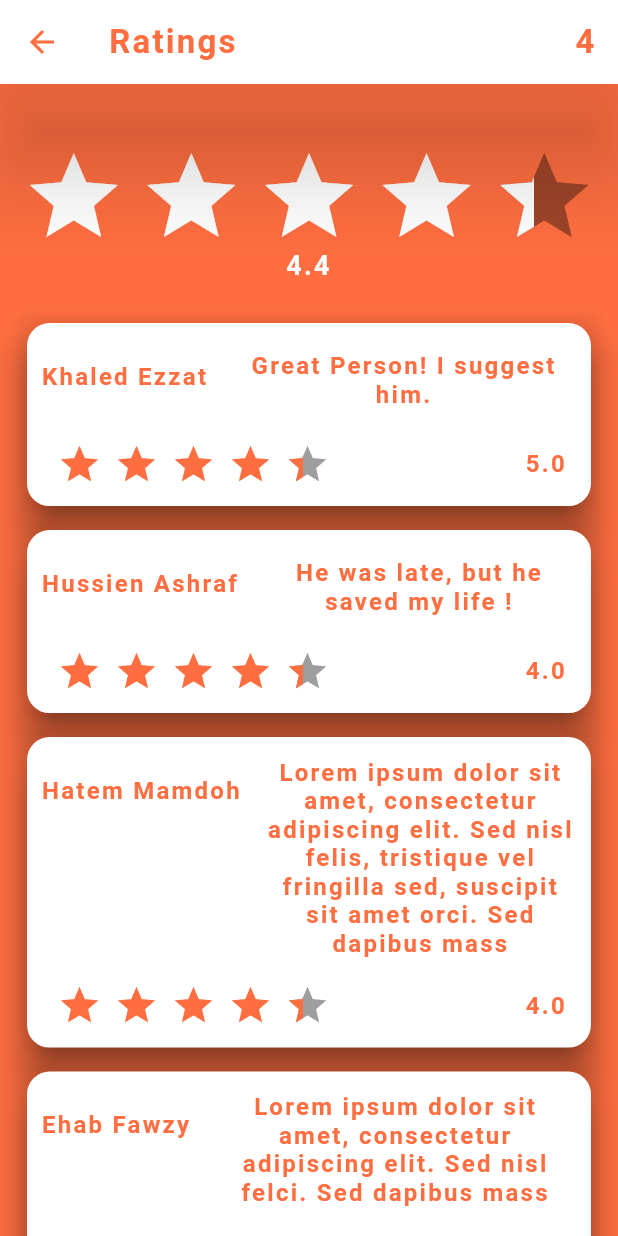
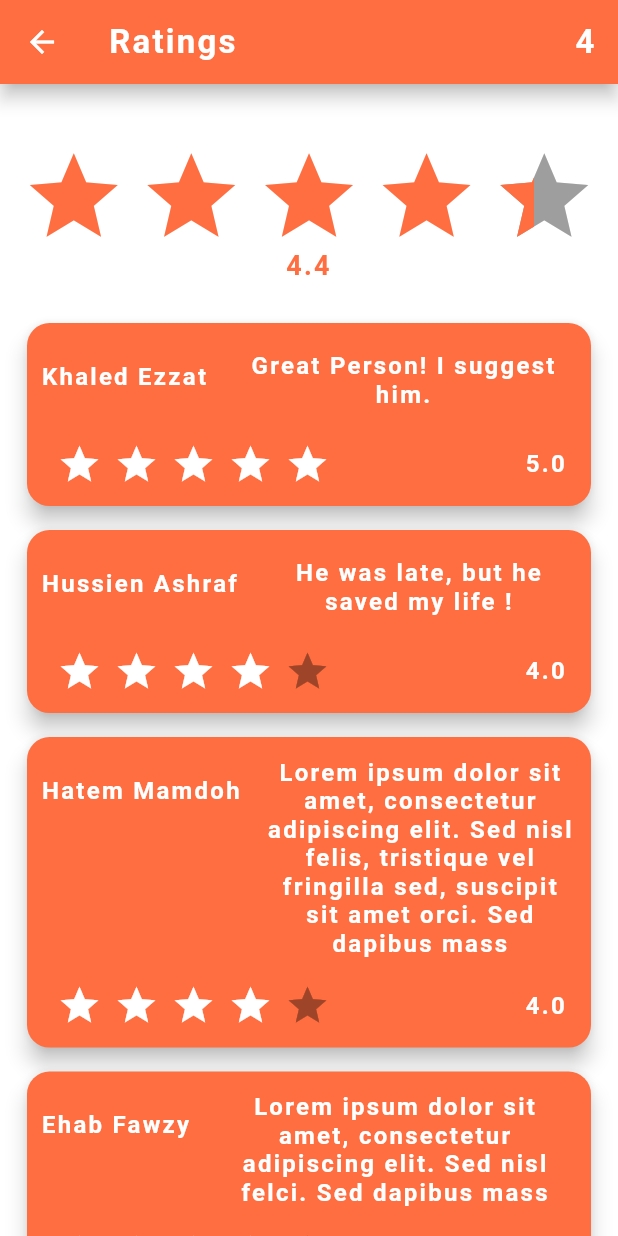
Before and after one commit to FCISquad/Monqez-App, a Flutter app: the HelperHomeScreen screen opened directly, after a tap on the "star rate" icon, on a phone screen of 412 x 824 dp. Run offline on Flutter 3.47's test engine with Material 2 defaults, Android fonts, the phone set to English and light mode, and no system bars; drawn by our look-alikes of flutter_rating_bar; our stand-ins replace circular_profile_avatar, email_validator, file_picker, firebase_auth, firebase_core, fluttertoast and 4 more; accounts and stored records are empty; project files that could hold a hidden picture were left out.

Commit message:
Refactored Code

```diff
--- a/monqez_app/lib/Screens/HelperUser/HelperHomeScreen.dart
+++ b/monqez_app/lib/Screens/HelperUser/HelperHomeScreen.dart
@@ -3,6 +3,8 @@ import 'package:flutter/services.dart';
 import 'package:monqez_app/Screens/HelperUser/CallingQueueScreen.dart';
 import 'package:monqez_app/Screens/HelperUser/ChatQueue.dart';
 import 'package:monqez_app/Screens/HelperUser/RatingsScreen.dart';
+import 'package:monqez_app/Screens/HelperUser/Profile.dart';
+import 'MaterialUI.dart';
 
 void main() {
   runApp(MyApp());
@@ -14,7 +16,7 @@ class MyApp extends StatelessWidget {
     return MaterialApp(
       title: 'Monqez',
       theme: ThemeData(
-        primarySwatch: Colors.deepOrange,
+        primarySwatch: primary,
       ),
       home: HelperHomeScreen(),
       debugShowCheckedModeBanner: false,
@@ -32,40 +34,17 @@ class _HelperHomeScreenState extends State<HelperHomeScreen> with SingleTickerPr
   List<String> _statusDropDown;
 
   List<Icon> icons ;
-  ScrollController _callController;
-  List<String> _names;
 
   @override
   void initState() {
     _statusDropDown = <String> ["Available", "Contacting only", "Busy"];
-    _names = <String>['Khaled1', 'Hussien', 'Ehab', 'Hatem'];
     _status = _statusDropDown[0];
     super.initState();
-    //callController.addListener();
   }
-  void navigate(Widget map) {
-     Navigator.push(
-        context,
-        PageRouteBuilder(
-            transitionDuration: Duration(milliseconds: 500),
-            transitionsBuilder: (context, animation, animationTime, child) {
-              return SlideTransition(
-                position: Tween(begin: Offset(1.0, 0.0), end: Offset.zero)
-                    .animate(CurvedAnimation(
-                  parent: animation,
-                  curve: Curves.ease,
-                )),
-                child: child,
-              );
-            },
-            pageBuilder: (context, animation, animationTime) {
-              return map;
-            }));
-  }
+
   Widget getCard(String title, String trail, Widget nextScreen, IconData icon, double width) {
     return Card (
-      elevation: 10,
-
+      elevation: 0,
       color: Colors.transparent,
       child: Container(
 
@@ -75,8 +54,8 @@ class _HelperHomeScreenState extends State<HelperHomeScreen> with SingleTickerPr
           shape: RoundedRectangleBorder(
             borderRadius: BorderRadius.circular(15.0),
           ),
-          color: Colors.white,
-          elevation: 10,
+          color: firstColor,
+          elevation: 4,
           child: Column(
 
             mainAxisSize: MainAxisSize.max,
@@ -84,14 +63,14 @@ class _HelperHomeScreenState extends State<HelperHomeScreen> with SingleTickerPr
             children: <Widget>[
 
               ListTile(
-                onTap : () => navigate(nextScreen),
+                onTap : () => navigate(nextScreen, context, false),
                 contentPadding: EdgeInsets.fromLTRB(10,10,10,0),
-                title: Icon(icon, size: 70, color: Colors.deepOrangeAccent,),
+                title: Icon(icon, size: 70, color: secondColor,),
               ),
               ListTile(
-                onTap: () => navigate(nextScreen),
-                leading: getTitle(title, 16, Colors.deepOrangeAccent, TextAlign.center),
-                trailing: getTitle(trail, 16, Colors.deepOrangeAccent, TextAlign.center),
+                onTap: () => navigate(nextScreen, context, false),
+                leading: getTitle(title, 16, secondColor, TextAlign.center, true),
+                trailing: getTitle(trail, 16, secondColor, TextAlign.center, true),
               ),
             ],
           ),
@@ -99,42 +78,24 @@ class _HelperHomeScreenState extends State<HelperHomeScreen> with SingleTickerPr
       ),
     );
   }
-  Widget getTitle(String title, double size, Color color, TextAlign align){
-    return Text(
-        title,
-        style: TextStyle(
-            color: color,
-            fontSize: size,
-            letterSpacing: 1.5,
-            fontWeight: FontWeight.bold
-        ),
-        textAlign: align,
-    );
-  }
-  Widget getIcon (IconData icon) {
-    return Icon(
-      icon,
-      color: Colors.white,
-      size: 24.0,
-      semanticLabel: 'Text to announce in accessibility modes',
-    );
-  }
+
+
   @override
   Widget build(BuildContext context) {
     return Scaffold(
-      backgroundColor: Colors.deepOrangeAccent,
+      backgroundColor: secondColor,
       appBar: AppBar(
-        title: getTitle("Monqez", 22.0, Colors.deepOrangeAccent, TextAlign.start),
+        title: getTitle("Monqez", 22.0, secondColor, TextAlign.start, true),
         shadowColor: Colors.black,
-        backgroundColor: Colors.white,
-        iconTheme: IconThemeData(color: Colors.deepOrangeAccent),
-        elevation: 30,
+        backgroundColor: firstColor,
+        iconTheme: IconThemeData(color: secondColor),
+        elevation: 5,
         actions: [
           Padding(
             padding: EdgeInsets.fromLTRB(0,0,0,0),
             child: DropdownButtonHideUnderline(
               child: DropdownButton(
-                dropdownColor: Colors.white,
+                dropdownColor: firstColor,
                 //hint: Text('Status'), // Not necessary for Option 1
                 value: _status,
                 onChanged: (newValue) {
@@ -147,7 +108,7 @@ class _HelperHomeScreenState extends State<HelperHomeScreen> with SingleTickerPr
                   return DropdownMenuItem(
                     child: SizedBox(
                       width: 140,
-                      child: getTitle(location, 16, Colors.deepOrangeAccent, TextAlign.end),
+                      child: getTitle(location, 16, secondColor, TextAlign.end, true),
                     ),
                     value: location
                   );
@@ -168,51 +129,51 @@ class _HelperHomeScreenState extends State<HelperHomeScreen> with SingleTickerPr
                   child: Column(
                       mainAxisAlignment: MainAxisAlignment.spaceEvenly,
                       children: [
-                        getTitle('Name', 26, Colors.deepOrangeAccent, TextAlign.start),
-                        Icon(Icons.account_circle_rounded, size: 90, color: Colors.deepOrangeAccent),
+                        getTitle('Name', 26, secondColor, TextAlign.start, true),
+                        Icon(Icons.account_circle_rounded, size: 90, color: secondColor),
                       ]
                   )
               ),
               decoration: BoxDecoration(
-                color: Colors.white,
-
+                color: firstColor,
               ),
             ),
 
             Container(
-              color: Colors.deepOrangeAccent,
+              color: secondColor,
               height: (MediaQuery.of(context).size.height),
               child: Column(
                 children: [
                   ListTile(
-                    title: getTitle('My Profile', 18, Colors.white, TextAlign.start),
-                    leading: Icon(Icons.account_circle_rounded, size: 30, color: Colors.white),
+                    title: getTitle('My Profile', 18, firstColor, TextAlign.start, true),
+                    leading: Icon(Icons.account_circle_rounded, size: 30, color: firstColor),
                     onTap: () {
                       Navigator.pop(context);
+                      navigate(ProfileScreen(), context, false);
                     },
                   ),
                   ListTile(
-                    title: getTitle('Call Queue', 18, Colors.white, TextAlign.start),
-                    leading: Icon(Icons.call, size: 30, color: Colors.white),
+                    title: getTitle('Call Queue', 18, firstColor, TextAlign.start, true),
+                    leading: Icon(Icons.call, size: 30, color: firstColor),
                     onTap: () {
                       Navigator.pop(context);
-                      navigate(CallingQueueScreen());
+                      navigate(CallingQueueScreen(), context, false);
                     },
                   ),
                   ListTile(
-                    title: getTitle('Chat Queue', 18, Colors.white, TextAlign.start),
-                    leading: Icon(Icons.chat, size: 30, color: Colors.white),
+                    title: getTitle('Chat Queue', 18, firstColor, TextAlign.start, true),
+                    leading: Icon(Icons.chat, size: 30, color: firstColor),
                       onTap: () {
                         Navigator.pop(context);
-                        navigate(ChatQueueScreen());
+                        navigate(ChatQueueScreen(), context, false);
                       },
                   ),
                   ListTile(
-                    title: getTitle('My Ratings', 18, Colors.white, TextAlign.start),
-                    leading: Icon(Icons.star_rate, size: 30, color: Colors.white),
+                    title: getTitle('My Ratings', 18, firstColor, TextAlign.start, true),
+                    leading: Icon(Icons.star_rate, size: 30, color: firstColor),
                     onTap: () {
                       Navigator.pop(context);
-                      navigate(HelperRatingsScreen());
+                      navigate(HelperRatingsScreen(), context, false);
                     },
                   )
                 ]
--- /dev/null
+++ b/monqez_app/lib/Screens/HelperUser/MaterialUI.dart
@@ -0,0 +1,70 @@
+import 'package:flutter/material.dart';
+import 'package:flutter_rating_bar/flutter_rating_bar.dart';
+import 'package:fluttertoast/fluttertoast.dart';
+
+Color primary = Colors.deepOrange;
+Color firstColor = Colors.deepOrangeAccent;
+Color secondColor = Colors.white;
+
+
+void makeToast(String text) {
+  Fluttertoast.showToast(
+    msg: text,
+    toastLength: Toast.LENGTH_SHORT,
+    gravity: ToastGravity.BOTTOM,
+  );
+}
+
+void navigate(Widget map, BuildContext context, bool replace) {
+  PageRouteBuilder pageRouteBuilder = PageRouteBuilder(
+      transitionDuration: Duration(milliseconds: 500),
+      transitionsBuilder: (context, animation, animationTime, child) {
+        return SlideTransition(
+          position: Tween(begin: Offset(1.0, 0.0), end: Offset.zero)
+              .animate(CurvedAnimation(
+            parent: animation,
+            curve: Curves.ease,
+          )),
+          child: child,
+        );
+      },
+      pageBuilder: (context, animation, animationTime) {
+        return map;
+      });
+  replace ? Navigator.pushReplacement(context,pageRouteBuilder) : Navigator.push(context,pageRouteBuilder);
+}
+Widget getTitle(String title, double size, Color color, TextAlign align, bool isBold){
+  return Text(
+    title,
+    style: TextStyle(
+        color: color,
+        fontSize: size,
+        letterSpacing: 1.5,
+        fontWeight: isBold ? FontWeight.bold : FontWeight.normal
+    ),
+    textAlign: align,
+  );
+}
+
+Widget getIcon (IconData icon, double size, Color color) {
+  return Icon(
+    icon,
+    color: color,
+    size: size,
+    semanticLabel: 'Text to announce in accessibility modes',
+  );
+}
+
+Widget getRatingBar(double rating, double size, Color color) {
+  return RatingBarIndicator(
+    direction: Axis.horizontal,
+    itemCount: 5,
+    rating: rating,
+    itemSize: size,
+    itemPadding: EdgeInsets.symmetric(horizontal: 4.0),
+    itemBuilder: (context, _) => Icon(
+      Icons.star,
+      color: color,
+    ),
+  );
+}
--- a/monqez_app/lib/Screens/HelperUser/RatingsScreen.dart
+++ b/monqez_app/lib/Screens/HelperUser/RatingsScreen.dart
@@ -1,20 +1,8 @@
 import 'package:flutter/material.dart';
 import 'package:flutter/services.dart';
-import 'package:flutter_rating_bar/flutter_rating_bar.dart';
+import 'MaterialUI.dart';
 
 class HelperRatingsScreen extends StatefulWidget {
-  @override
-  Widget build(BuildContext context) {
-    return MaterialApp(
-      title: 'Ratins',
-      theme: ThemeData(
-        primarySwatch: Colors.deepOrange,
-      ),
-      home: HelperRatingsScreen(),
-      debugShowCheckedModeBanner: false,
-    );
-  }
-
   @override
   _HelperHomeScreenState createState() => _HelperHomeScreenState();
 }
@@ -43,7 +31,7 @@ class _HelperHomeScreenState extends State<HelperRatingsScreen> with SingleTicke
   }
   Widget getCard(String name, String comment, Widget nextScreen, double rating, double width) {
     return Card (
-      elevation: 10,
+      elevation: 0,
       color: Colors.transparent,
       child: Container(
         width: width,
@@ -51,21 +39,21 @@ class _HelperHomeScreenState extends State<HelperRatingsScreen> with SingleTicke
           shape: RoundedRectangleBorder(
             borderRadius: BorderRadius.circular(15.0),
           ),
-          color: Colors.white,
-          elevation: 10,
+          color: firstColor,
+          elevation: 6,
           child: Column(
             mainAxisSize: MainAxisSize.max,
             mainAxisAlignment: MainAxisAlignment.center,
             children: <Widget>[
               ListTile(
                 contentPadding: EdgeInsets.fromLTRB(10,10,10,0),
-                leading: getTitle(name, 16, Colors.deepOrangeAccent, TextAlign.center),
-                title: getTitle(comment, 16, Colors.deepOrangeAccent, TextAlign.center),
+                leading: getTitle(name, 16, secondColor, TextAlign.center, true),
+                title: getTitle(comment, 16, secondColor, TextAlign.center, true),
 
               ),
               ListTile(
-                leading: getRatingBar(rating, 30, Colors.deepOrangeAccent),
-                trailing: getTitle(rating.toString(), 16, Colors.deepOrangeAccent, TextAlign.center),
+                leading: getRatingBar(rating, 30, secondColor),
+                trailing: getTitle(rating.toString(), 16, secondColor, TextAlign.center, true),
               ),
             ],
           ),
@@ -73,56 +61,23 @@ class _HelperHomeScreenState extends State<HelperRatingsScreen> with SingleTicke
       ),
     );
   }
-  Widget getTitle(String title, double size, Color color, TextAlign align){
-    return Text(
-      title,
-      style: TextStyle(
-          color: color,
-          fontSize: size,
-          letterSpacing: 1.5,
-          fontWeight: FontWeight.bold
-      ),
-      textAlign: align,
-    );
-  }
-  Widget getRatingBar(double rating, double size, Color color) {
-    return RatingBarIndicator(
-      direction: Axis.horizontal,
-      itemCount: 5,
-      rating: _helperRating,
-      itemSize: size,
-      itemPadding: EdgeInsets.symmetric(horizontal: 4.0),
-      itemBuilder: (context, _) => Icon(
-        Icons.star,
-        color: color,
-      ),
-    );
-  }
-  Widget getIcon (IconData icon) {
-    return Icon(
-      icon,
-      color: Colors.white,
-      size: 24.0,
-      semanticLabel: 'Text to announce in accessibility modes',
-    );
-  }
   @override
   Widget build(BuildContext context) {
     if (_isLoading) {
       return CircularProgressIndicator();
     } else return Scaffold(
-      backgroundColor: Colors.deepOrangeAccent,
+      backgroundColor: secondColor,
       appBar: AppBar(
-        title: getTitle("Ratings", 22.0, Colors.deepOrangeAccent, TextAlign.start),
+        title: getTitle("Ratings", 22.0, secondColor, TextAlign.start, true),
         shadowColor: Colors.black,
-        backgroundColor: Colors.white,
-        iconTheme: IconThemeData(color: Colors.deepOrangeAccent),
-        elevation: 30,
+        backgroundColor: firstColor,
+        iconTheme: IconThemeData(color: secondColor),
+        elevation: 5,
           actions: [
             Padding(
               padding: EdgeInsets.fromLTRB(0,15,15,0),
               child: DropdownButtonHideUnderline(
-                child: getTitle(_ratingsList.length.toString(), 22, Colors.deepOrangeAccent, TextAlign.center)
+                child: getTitle(_ratingsList.length.toString(), 22, secondColor, TextAlign.center, true)
               ),
             ),
           ],
@@ -146,9 +101,9 @@ class _HelperHomeScreenState extends State<HelperRatingsScreen> with SingleTicke
                 mainAxisAlignment: MainAxisAlignment.center,
                 crossAxisAlignment: CrossAxisAlignment.center,
                 children: <Widget>[
-                  getRatingBar(_helperRating, (MediaQuery.of(context).size.width-60)/5, Colors.white),
+                  getRatingBar(_helperRating, (MediaQuery.of(context).size.width-60)/5, firstColor),
                   Center(
-                    child: getTitle(_helperRating.toString(), 18, Colors.white, TextAlign.center),
+                    child: getTitle(_helperRating.toString(), 18, firstColor, TextAlign.center, true),
                   ),
                   SizedBox(height: 20),
                   ListView.builder(
--- a/monqez_app/pubspec.yaml
+++ b/monqez_app/pubspec.yaml
@@ -21,6 +21,7 @@ environment:
   sdk: ">=2.7.0 <3.0.0"
 
 dependencies:
+  circular_profile_avatar: ^1.0.8
   fluttertoast: ^7.1.1
   flutter_rating_bar: ^3.2.0+1
   http: ^0.12.2
```
Also changed, not shown: monqez_app/lib/Screens/HelperUser/CallingQueueScreen.dart (+16 -51 lines), monqez_app/lib/Screens/HelperUser/ChatQueue.dart (+15 -49 lines), monqez_app/lib/Screens/HelperUser/Profile.dart (added, +155 -0 lines), monqez_app/lib/Screens/LoginScreen.dart (+7 -11 lines), monqez_app/lib/Screens/SecondSignupScreen.dart (+15 -14 lines), monqez_app/pubspec.lock.
